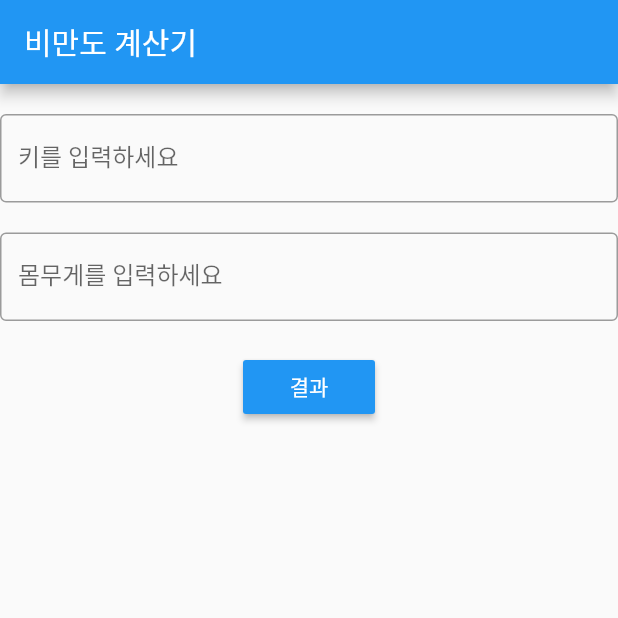
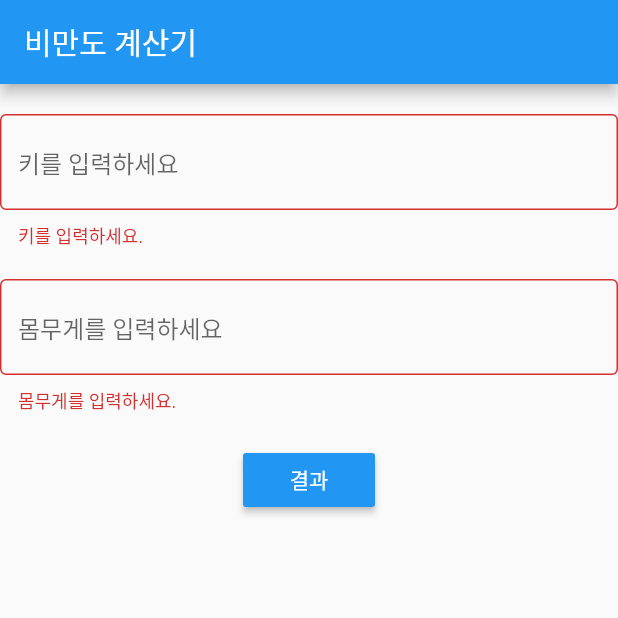
Before and after one commit to navyCK/flutter_app, a Flutter app: the screen it shows after launch, after a tap on "결과", on a phone screen of 412 x 824 dp, the top half of it. Run offline on Flutter 3.47's test engine with Material 2 defaults, Android fonts, the phone set to English and light mode, and no system bars.

Commit message:
TextFormField validate 추가
키나 몸무게 빈칸인 상태로 결과 버튼 터치 시 경고

```diff
--- a/lib/main.dart
+++ b/lib/main.dart
@@ -25,6 +25,7 @@ class MyHomePage extends StatefulWidget {
 class _MyHomePageState extends State<MyHomePage> {
   final _heightTextEditController = TextEditingController();
   final _weightTextEditController = TextEditingController();
+  final GlobalKey<FormState> _formKey = GlobalKey<FormState>();
   int height, weight;
 
   @override
@@ -40,17 +41,27 @@ class _MyHomePageState extends State<MyHomePage> {
       appBar: AppBar(
         title: Text('비만도 계산기'),
       ),
-      body: Column(
+      body: Container(
+        child: Form(
+          key: _formKey,
+          child: Column(
             children: <Widget>[
               SizedBox(
                 height: 20,
               ),
-          TextField(
+              TextFormField(
                 controller: _heightTextEditController,
+                validator: (value) {
+                  if (value.trim().isEmpty) {
+                    return '키를 입력하세요.';
+                  }
+                  return null;
+                },
                 decoration: InputDecoration(
                   border: OutlineInputBorder(),
-              labelText: '키를 입력하세요',
+                  hintText: '키를 입력하세요',
                 ),
+                keyboardType: TextInputType.number,
                 onChanged: (text) {
                   print(text);
                 },
@@ -58,12 +69,19 @@ class _MyHomePageState extends State<MyHomePage> {
               SizedBox(
                 height: 20,
               ),
-          TextField(
+              TextFormField(
                 controller: _weightTextEditController,
+                validator: (value) {
+                  if (value.trim().isEmpty) {
+                    return '몸무게를 입력하세요.';
+                  }
+                  return null;
+                },
                 decoration: InputDecoration(
                   border: OutlineInputBorder(),
-              labelText: '몸무게를 입력하세요',
+                  hintText: '몸무게를 입력하세요',
                 ),
+                keyboardType: TextInputType.number,
                 onChanged: (text) {
                   print(text);
                 },
@@ -71,11 +89,29 @@ class _MyHomePageState extends State<MyHomePage> {
               SizedBox(
                 height: 20,
               ),
-          RaisedButton(
+              buildRaisedButton(context),
+              SizedBox(
+                height: 20,
+              ),
+
+
+
+            ],
+          ),
+
+        ),
+      )
+    );
+  }
+
+  RaisedButton buildRaisedButton(BuildContext context) {
+    return RaisedButton(
           child: Text('결과'),
           color: Colors.blue,
           textColor: Colors.white,
+          // ignore: missing_return
           onPressed: () {
+            if(_formKey.currentState.validate()) {
               print(_heightTextEditController.text);
               print(_weightTextEditController.text);
 
@@ -95,16 +131,8 @@ class _MyHomePageState extends State<MyHomePage> {
                         ),
                       );
                     });
+              }
           },
-          ),
-          SizedBox(
-            height: 20,
-          ),
-
-
-
-        ],
-      )
         );
   }
 }
```
Lines whose indentation alone changed are shown as unchanged.
